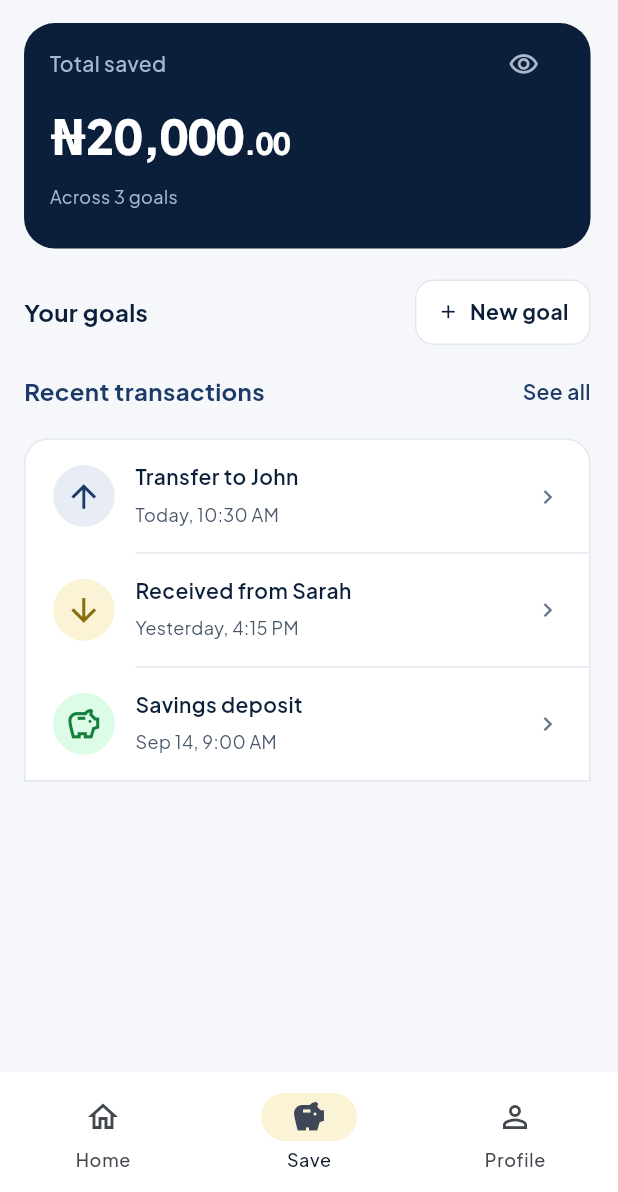
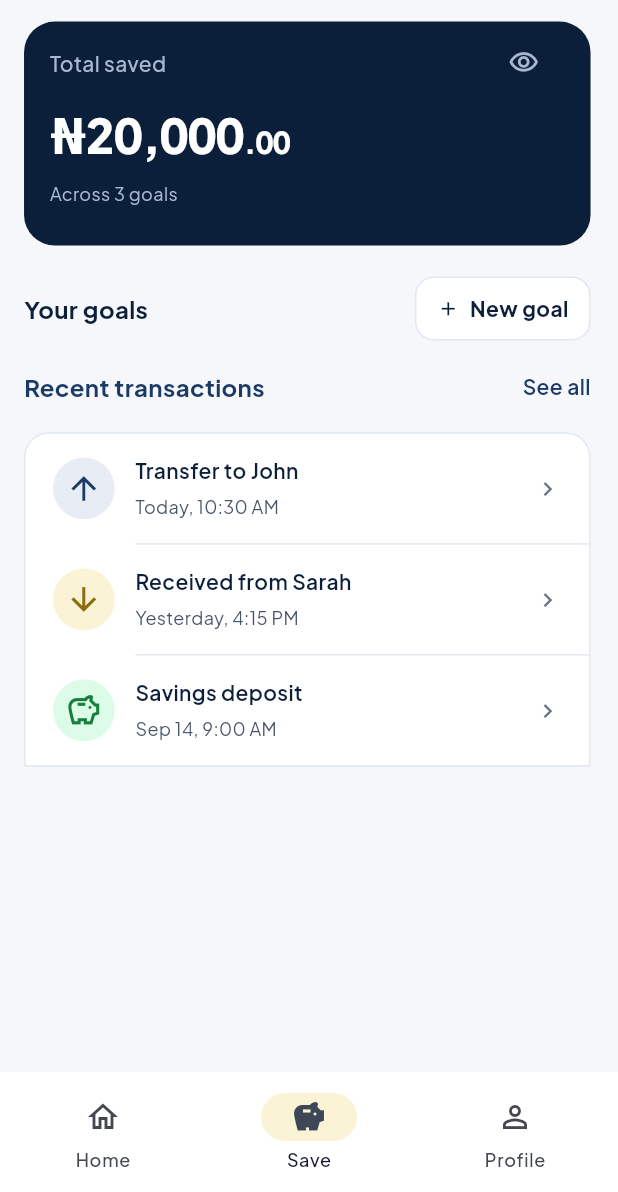
Before and after one commit to Miqhael857/NovaApp, a Flutter app: the NovaSaveGoalView screen opened by its route, on a phone screen of 412 x 824 dp, the part 44-1236 px from its top. Run offline on Flutter 3.47's test engine with Material 3 defaults, Android fonts, the phone set to English and light mode, and no system bars; our stand-ins replace connectivity_plus, flutter_riverpod, flutter_screenutil, gap, go_router, sqflite; accounts and stored records are empty.

Commit message:
Green suite: AppText keeps its ratio, send-flow test scoped to what it can prove
AppText no longer runs its sizes through screenutil. fontSizeResolver already
neutralised .sp, but .h still scaled the line height by screen HEIGHT, so the
ratio became 1.07 on a tall surface instead of the designed 20/14 = 1.43 - and
any screenutil getter throws LateInitializationError without a ScreenUtilInit
ancestor, which is what broke all five AppText tests. Sizes are plain now, the
system font-scale setting remains the only thing that resizes text, and the
widget is usable in a plain widget test.

The send-flow widget test now ends at the idempotency-key assertion. Tapping
Confirm needs real sqflite I/O, and a widget test's zone never completes it -
verified directly: the route stays on /send and the screen never advances, with
or without runAsync and with the no-isolate ffi factory. That path belongs to
the integration test, which the brief asks for and which runs on a real device.

52 tests pass, analyze clean.

```diff
--- a/lib/presentation/shared/app_text.dart
+++ b/lib/presentation/shared/app_text.dart
@@ -1,5 +1,4 @@
 import 'package:flutter/material.dart';
-import 'package:flutter_screenutil/flutter_screenutil.dart';
 import 'package:novawallet/core/theme/app_color.dart';
 
 class AppText extends StatelessWidget {
@@ -42,8 +41,8 @@ class AppText extends StatelessWidget {
       overflow: overflow,
       semanticsLabel: semanticsLabel,
       style: TextStyle(
-        fontSize: fontSize.sp,
-        height: lineHeight.h / fontSize.sp,
+        fontSize: fontSize,
+        height: lineHeight / fontSize,
         fontWeight: fontWeight,
         letterSpacing: letterSpacing,
         color: color ?? AppColors.textPrimary,
```
Also changed, not shown: 1 other file.
